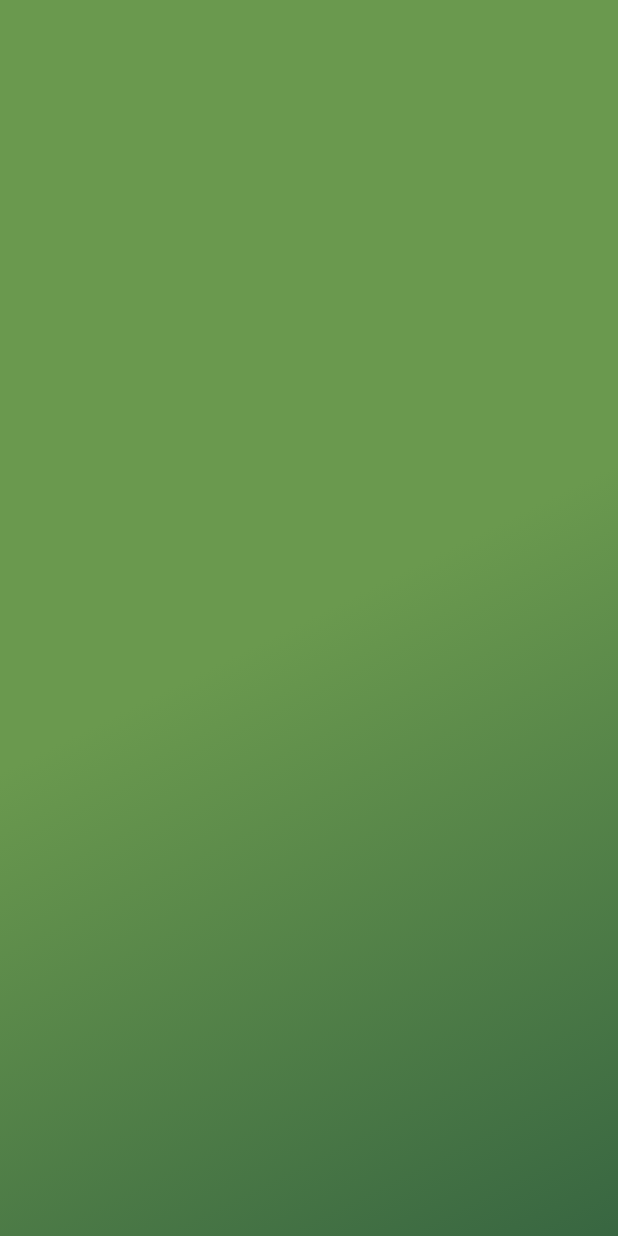
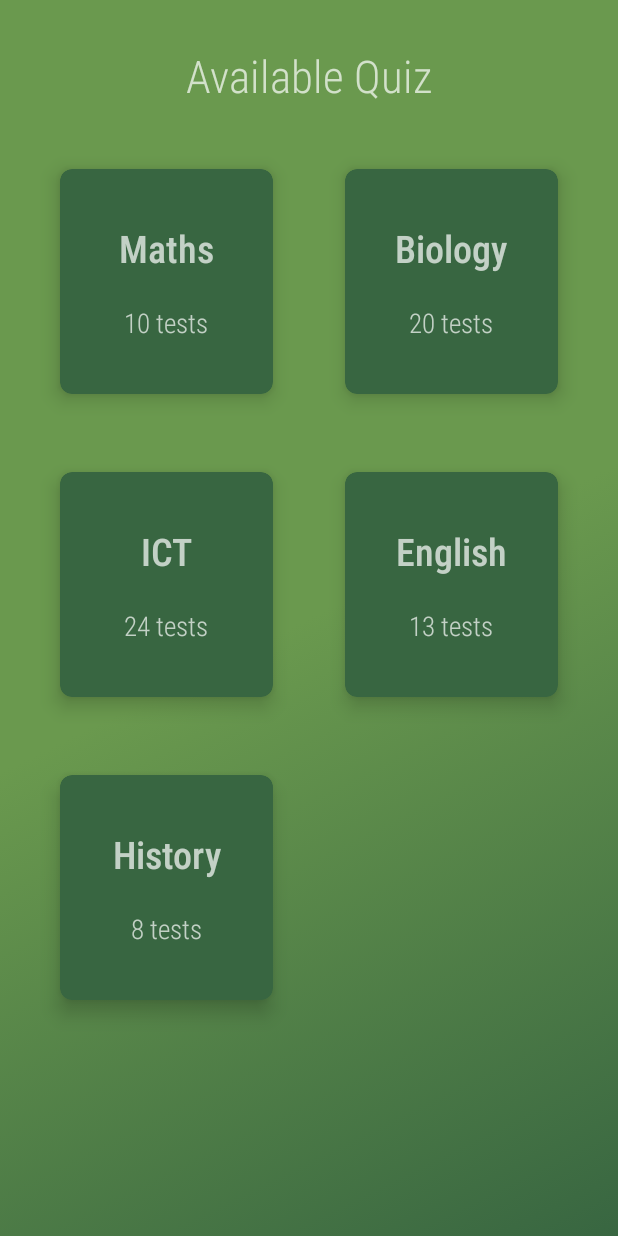
Before and after one commit to heavykenny/charismaticapp, an Android app: the QuizActivity screen opened directly, with no data from a screen before it, on a phone screen of 412 x 824 dp. Run offline under Robolectric (Android 15) with nearby library versions, the phone set to English and light mode, and no system bars.

Commit message:
adding fragments for quiz activity

```diff
--- a/app/src/main/AndroidManifest.xml
+++ b/app/src/main/AndroidManifest.xml
@@ -14,6 +14,9 @@
         tools:targetApi="31">
         <activity
             android:name=".ui.QuizActivity"
+            android:exported="false" />
+        <activity
+            android:name=".ui.QuizFragment"
             android:exported="false" />
         <activity
             android:name=".ui.CalculatorActivity"
--- a/app/src/main/java/com/example/charismaticapp/MainActivity.java
+++ b/app/src/main/java/com/example/charismaticapp/MainActivity.java
@@ -88,7 +88,6 @@ public class MainActivity extends AppCompatActivity {
         dotsLayout.removeAllViews();
 
         for (int i = 0; i < dots.length; i++) {
-
             dots[i] = new TextView(this);
             dots[i].setText(Html.fromHtml("•"));
             dots[i].setTextColor(getColor(R.color.white));   //this is the non selection color
--- /dev/null
+++ b/app/src/main/java/com/example/charismaticapp/adapters/QuizCategory.java
@@ -0,0 +1,37 @@
+package com.example.charismaticapp.adapters;
+
+public class QuizCategory {
+    private String catId;
+    private String name;
+    private int numbers;
+
+    public QuizCategory(String catId, String name, int numbers) {
+        this.catId = catId;
+        this.name = name;
+        this.numbers = numbers;
+    }
+
+    public String getCatId() {
+        return catId;
+    }
+
+    public void setCatId(String catId) {
+        this.catId = catId;
+    }
+
+    public String getName() {
+        return name;
+    }
+
+    public void setName(String name) {
+        this.name = name;
+    }
+
+    public int getNumbers() {
+        return numbers;
+    }
+
+    public void setNumbers(int numbers) {
+        this.numbers = numbers;
+    }
+}
--- /dev/null
+++ b/app/src/main/java/com/example/charismaticapp/adapters/QuizCategoryAdapter.java
@@ -0,0 +1,49 @@
+package com.example.charismaticapp.adapters;
+
+import android.annotation.SuppressLint;
+import android.view.LayoutInflater;
+import android.view.View;
+import android.view.ViewGroup;
+import android.widget.BaseAdapter;
+import android.widget.TextView;
+
+import com.example.charismaticapp.R;
+
+import java.util.List;
+
+public class QuizCategoryAdapter extends BaseAdapter {
+    public QuizCategoryAdapter(List<QuizCategory> quizCategoryList) {
+        this.quizCategoryList = quizCategoryList;
+    }
+
+    private List<QuizCategory> quizCategoryList;
+
+    @Override
+    public int getCount() {
+        return quizCategoryList.size();
+    }
+
+    @Override
+    public Object getItem(int position) {
+        return null;
+    }
+
+    @Override
+    public long getItemId(int position) {
+        return 0;
+    }
+
+    @Override
+    public View getView(int position, View convertView, ViewGroup parent) {
+        View v = convertView;
+        if (convertView == null) {
+            v = LayoutInflater.from(parent.getContext()).inflate(R.layout.quiz_layout, parent, false);
+        }
+
+        TextView catName = v.findViewById(R.id.txtViewCatName);
+        TextView testCount = v.findViewById(R.id.txtViewTestCount);
+        catName.setText(quizCategoryList.get(position).getName());
+        testCount.setText(quizCategoryList.get(position).getNumbers() + " tests");
+        return v;
+    }
+}
--- a/app/src/main/java/com/example/charismaticapp/ui/HomeScreenActivity.java
+++ b/app/src/main/java/com/example/charismaticapp/ui/HomeScreenActivity.java
@@ -24,7 +24,7 @@ public class HomeScreenActivity extends AppCompatActivity {
     }
 
     public void showQuizActivity(View view) {
-        Intent intent = new Intent(HomeScreenActivity.this, QuizActivity.class);
+        Intent intent = new Intent(view.getContext(), QuizActivity.class);
         // REFERENCE - https://stackoverflow.com/a/39078856/9332871
         intent.addFlags(Intent.FLAG_ACTIVITY_REORDER_TO_FRONT);
         startActivity(intent);
--- a/app/src/main/java/com/example/charismaticapp/ui/QuizActivity.java
+++ b/app/src/main/java/com/example/charismaticapp/ui/QuizActivity.java
@@ -1,16 +1,29 @@
 package com.example.charismaticapp.ui;
-
-import androidx.appcompat.app.AppCompatActivity;
 
 import android.os.Bundle;
 
+import androidx.appcompat.app.AppCompatActivity;
+import androidx.fragment.app.FragmentManager;
+
 import com.example.charismaticapp.R;
 
+import java.util.Objects;
+
 public class QuizActivity extends AppCompatActivity {
-
     @Override
     protected void onCreate(Bundle savedInstanceState) {
         super.onCreate(savedInstanceState);
         setContentView(R.layout.activity_quiz);
+
+        // Get the FragmentManager
+        FragmentManager fragmentManager = getSupportFragmentManager();
+
+        // Create a new Fragment instance
+        QuizFragment fragment = new QuizFragment();
+
+        // Add the Fragment to the layout
+        fragmentManager.beginTransaction()
+                .add(R.id.fragment_container, fragment)
+                .commit();
     }
 }
--- /dev/null
+++ b/app/src/main/java/com/example/charismaticapp/ui/QuizFragment.java
@@ -0,0 +1,47 @@
+package com.example.charismaticapp.ui;
+
+import android.os.Bundle;
+import android.view.LayoutInflater;
+import android.view.View;
+import android.view.ViewGroup;
+import android.widget.GridView;
+
+import androidx.annotation.NonNull;
+import androidx.annotation.Nullable;
+import androidx.appcompat.app.AppCompatActivity;
+import androidx.fragment.app.Fragment;
+
+import com.example.charismaticapp.R;
+import com.example.charismaticapp.adapters.QuizCategory;
+import com.example.charismaticapp.adapters.QuizCategoryAdapter;
+
+import java.util.ArrayList;
+import java.util.List;
+
+public class QuizFragment extends Fragment {
+    private final List<QuizCategory> quizCategoryList = new ArrayList<>();
+
+    private GridView quizView;
+    public QuizFragment() {
+    }
+
+    @Nullable
+    @Override
+    public View onCreateView(@NonNull LayoutInflater inflater, @Nullable ViewGroup container, @Nullable Bundle savedInstanceState) {
+        View v = inflater.inflate(R.layout.quiz_fragment, container, false);
+        quizView = v.findViewById(R.id.quiz_gridView);
+
+        getAllCategories();
+        QuizCategoryAdapter quizCategoryAdapter = new QuizCategoryAdapter(quizCategoryList);
+        quizView.setAdapter(quizCategoryAdapter);
+        return v;
+    }
+
+    private void getAllCategories() {
+        quizCategoryList.add(new QuizCategory("1", "Maths", 10));
+        quizCategoryList.add(new QuizCategory("2", "Biology", 20));
+        quizCategoryList.add(new QuizCategory("3", "ICT", 24));
+        quizCategoryList.add(new QuizCategory("4", "English", 13));
+        quizCategoryList.add(new QuizCategory("5", "History", 8));
+    }
+}
--- a/app/src/main/res/layout/activity_home_screen.xml
+++ b/app/src/main/res/layout/activity_home_screen.xml
@@ -28,12 +28,12 @@
         android:useDefaultMargins="true">
 
         <Button
-            android:onClick="showQuizActivity"
             style="@style/button_homepage"
             android:drawableTop="@drawable/speaker_notes"
             android:text="@string/notes" />
 
         <Button
+            android:onClick="showQuizActivity"
             style="@style/button_homepage"
             android:drawableTop="@drawable/quiz"
             android:text="@string/quiz" />
--- a/app/src/main/res/layout/activity_quiz.xml
+++ b/app/src/main/res/layout/activity_quiz.xml
@@ -1,12 +1,12 @@
 <?xml version="1.0" encoding="utf-8"?>
-<LinearLayout xmlns:android="http://schemas.android.com/apk/res/android"
-    xmlns:app="http://schemas.android.com/apk/res-auto"
+<RelativeLayout xmlns:android="http://schemas.android.com/apk/res/android"
     xmlns:tools="http://schemas.android.com/tools"
     android:layout_width="match_parent"
     android:layout_height="match_parent"
-    android:background="@drawable/background1"
-    android:gravity="center"
-    android:orientation="vertical"
     tools:context=".ui.QuizActivity">
 
-</LinearLayout>
+    <FrameLayout
+        android:id="@+id/fragment_container"
+        android:layout_width="match_parent"
+        android:layout_height="match_parent" />
+</RelativeLayout>
--- /dev/null
+++ b/app/src/main/res/layout/quiz_fragment.xml
@@ -0,0 +1,39 @@
+<?xml version="1.0" encoding="utf-8"?>
+<androidx.constraintlayout.widget.ConstraintLayout xmlns:android="http://schemas.android.com/apk/res/android"
+    xmlns:app="http://schemas.android.com/apk/res-auto"
+    xmlns:tools="http://schemas.android.com/tools"
+    android:layout_width="match_parent"
+    android:layout_height="match_parent"
+    android:background="@drawable/background1"
+    tools:context=".ui.QuizFragment">
+
+    <TextView
+        android:id="@+id/textView"
+        android:layout_width="wrap_content"
+        android:layout_height="wrap_content"
+        android:layout_marginTop="30dp"
+        android:fontFamily="sans-serif-condensed-light"
+        android:text="Available Quiz"
+        android:textSize="30sp"
+        app:layout_constraintEnd_toEndOf="parent"
+        app:layout_constraintStart_toStartOf="parent"
+        app:layout_constraintTop_toTopOf="parent"
+        app:layout_constraintVertical_bias="0.1" />
+
+
+    <GridView
+        android:id="@+id/quiz_gridView"
+        android:layout_width="0dp"
+        android:layout_height="0dp"
+        android:layout_marginStart="16dp"
+        android:layout_marginTop="16dp"
+        android:layout_marginEnd="16dp"
+        android:layout_marginBottom="16dp"
+        android:numColumns="2"
+        app:layout_constraintBottom_toBottomOf="parent"
+        app:layout_constraintEnd_toEndOf="parent"
+        app:layout_constraintStart_toStartOf="parent"
+        app:layout_constraintTop_toBottomOf="@id/textView">
+
+    </GridView>
+</androidx.constraintlayout.widget.ConstraintLayout>
--- /dev/null
+++ b/app/src/main/res/layout/quiz_layout.xml
@@ -0,0 +1,44 @@
+<?xml version="1.0" encoding="utf-8"?>
+<RelativeLayout xmlns:android="http://schemas.android.com/apk/res/android"
+    xmlns:app="http://schemas.android.com/apk/res-auto"
+    android:layout_width="match_parent"
+    android:layout_height="match_parent">
+
+    <androidx.cardview.widget.CardView
+        android:layout_width="match_parent"
+        android:layout_height="wrap_content"
+        android:layout_margin="16dp"
+        android:translationZ="3dp"
+        app:cardCornerRadius="8dp"
+        app:cardElevation="5dp"
+        app:cardBackgroundColor="@color/hunter_green"
+        app:cardUseCompatPadding="true">
+
+        <LinearLayout
+            android:layout_width="match_parent"
+            android:layout_height="150dp"
+            android:gravity="center"
+            android:orientation="vertical">
+
+            <TextView
+                android:id="@+id/txtViewCatName"
+                android:layout_width="match_parent"
+                android:layout_height="wrap_content"
+                android:text="Category Name"
+                android:fontFamily="sans-serif-condensed-light"
+                android:textAlignment="center"
+                android:textSize="25sp"
+                android:textStyle="bold" />
+
+            <TextView
+                android:id="@+id/txtViewTestCount"
+                android:layout_width="match_parent"
+                android:layout_height="wrap_content"
+                android:layout_marginTop="20dp"
+                android:text="50 tests"
+                android:fontFamily="sans-serif-condensed-light"
+                android:textAlignment="center"
+                android:textSize="18sp" />
+        </LinearLayout>
+    </androidx.cardview.widget.CardView>
+</RelativeLayout>
```
